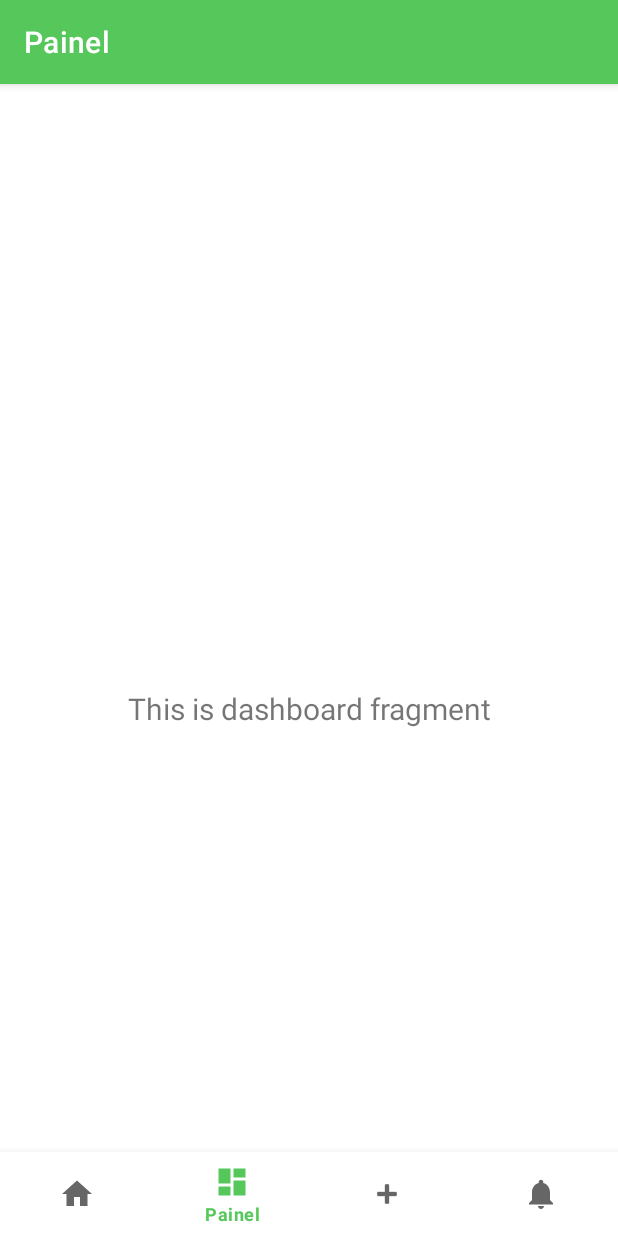
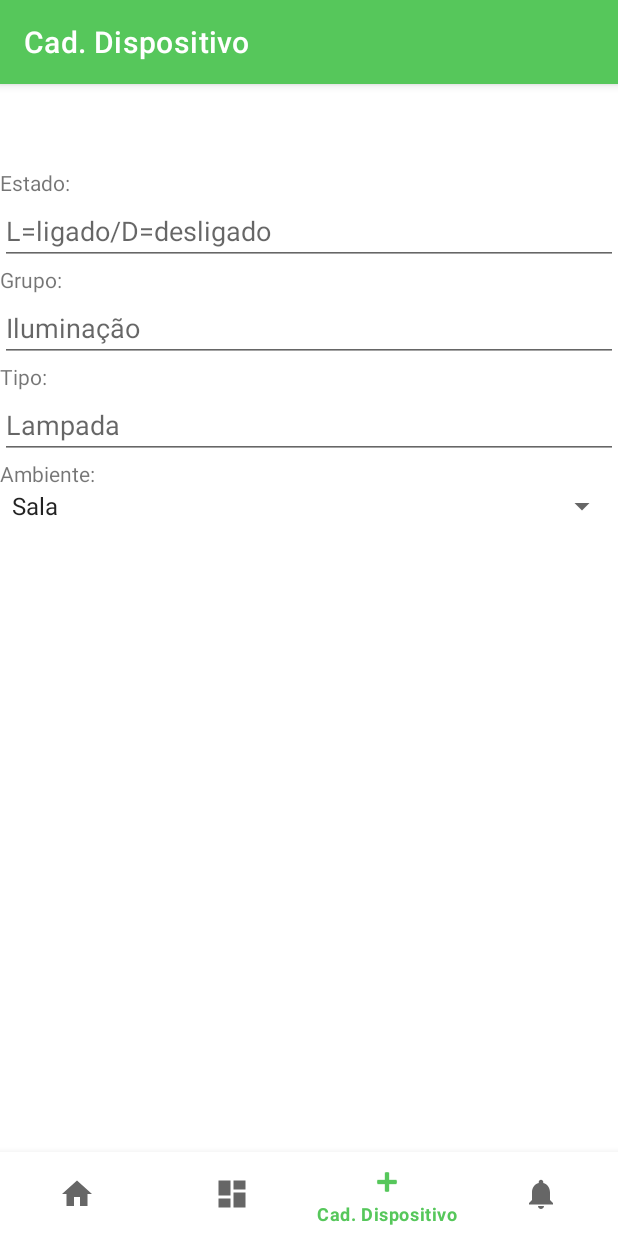
Before and after one commit to odivanm01/CtrlAutomacaoApp, an Android app: the screen it shows after launch (MainActivity), item 3 of the bottom bar chosen, on a phone screen of 412 x 824 dp. Run offline under Robolectric (Android 15) with nearby library versions, the phone set to English and light mode, and no system bars; our stand-ins replace navigation-ui.

Commit message:
v1.20251106

```diff
--- a/app/src/main/java/com/example/ctrlautomacao/MainActivity.java
+++ b/app/src/main/java/com/example/ctrlautomacao/MainActivity.java
@@ -27,7 +27,8 @@ public class MainActivity extends AppCompatActivity {
         // Passing each menu ID as a set of Ids because each
         // menu should be considered as top level destinations.
         AppBarConfiguration appBarConfiguration = new AppBarConfiguration.Builder(
-                R.id.navigation_home, R.id.navigation_dashboard, R.id.navigation_notifications)
+                R.id.navigation_home, R.id.navigation_dashboard, R.id.navigation_notifications
+                ,R.id.navigation_cad_dispositivo)
                 .build();
         NavController navController = Navigation.findNavController(this, R.id.nav_host_fragment_activity_main);
         NavigationUI.setupActionBarWithNavController(this, navController, appBarConfiguration);
--- a/app/src/main/res/layout/fragment_cad_dispositivo.xml
+++ b/app/src/main/res/layout/fragment_cad_dispositivo.xml
@@ -19,43 +19,55 @@
                 android:id="@+id/textView"
                 android:layout_width="match_parent"
                 android:layout_height="wrap_content"
-                android:text="Estado:" />
+                android:text="@string/estado" />
 
             <EditText
                 android:id="@+id/editTextText"
                 android:layout_width="match_parent"
                 android:layout_height="wrap_content"
                 android:ems="10"
-                android:hint="L=ligado/D=desligado"
+                android:hint="@string/l_ligado_d_desligado"
                 android:inputType="text" />
 
             <TextView
                 android:id="@+id/textView2"
                 android:layout_width="match_parent"
                 android:layout_height="wrap_content"
-                android:text="Grupo:" />
+                android:text="@string/grupo" />
 
             <EditText
                 android:id="@+id/editTextText2"
                 android:layout_width="match_parent"
                 android:layout_height="wrap_content"
                 android:ems="10"
-                android:hint="Iluminação"
+                android:hint="@string/ilumina_o"
                 android:inputType="text" />
 
             <TextView
                 android:id="@+id/textView3"
                 android:layout_width="match_parent"
                 android:layout_height="wrap_content"
-                android:text="Tipo:" />
+                android:text="@string/tipo" />
 
             <EditText
                 android:id="@+id/editTextText3"
                 android:layout_width="match_parent"
                 android:layout_height="wrap_content"
                 android:ems="10"
-                android:hint="Lampada"
+                android:hint="@string/lampada"
                 android:inputType="text" />
+
+            <TextView
+                android:id="@+id/textView4"
+                android:layout_width="match_parent"
+                android:layout_height="wrap_content"
+                android:text="@string/ambiente" />
+
+            <Spinner
+                android:id="@+id/spinner"
+                android:entries="@array/lista_ambientes"
+                android:layout_width="match_parent"
+                android:layout_height="wrap_content" />
         </LinearLayout>
     </ScrollView>
 </FrameLayout>
--- a/app/src/main/res/navigation/mobile_navigation.xml
+++ b/app/src/main/res/navigation/mobile_navigation.xml
@@ -22,4 +22,10 @@
         android:name="com.example.ctrlautomacao.ui.notifications.NotificationsFragment"
         android:label="@string/title_notifications"
         tools:layout="@layout/fragment_notifications" />
+
+    <fragment
+        android:id="@+id/navigation_cad_dispositivo"
+        android:name="com.example.ctrlautomacao.ui.dispositivo.CadDispositivoFragment"
+        android:label="@string/title_cad_dispositivo"
+        tools:layout="@layout/fragment_cad_dispositivo" />
 </navigation>
--- a/app/src/main/res/values/strings.xml
+++ b/app/src/main/res/values/strings.xml
@@ -3,7 +3,20 @@
     <string name="title_home">Início</string>
     <string name="title_dashboard">Painel</string>
     <string name="title_notifications">Avisos</string>
-    <!-- TODO: Remove or change this placeholder text -->
-    <string name="hello_blank_fragment">Hello blank fragment</string>
     <string name="title_cad_dispositivo">Cad. Dispositivo</string>
+    <string name="estado">Estado:</string>
+    <string name="l_ligado_d_desligado">L=ligado/D=desligado</string>
+    <string name="grupo">Grupo:</string>
+    <string name="ilumina_o">Iluminação</string>
+    <string name="tipo">Tipo:</string>
+    <string name="lampada">Lampada</string>
+    <string name="ambiente">Ambiente:</string>
+
+    <string-array name="lista_ambientes">
+        <item>Sala</item>
+        <item>Cozinha</item>
+        <item>Quarto</item>
+    </string-array>
+
+
 </resources>
```
Also changed, not shown: app/src/main/java/com/example/ctrlautomacao/model/Dispositivo.java (added, +48 -0 lines).
